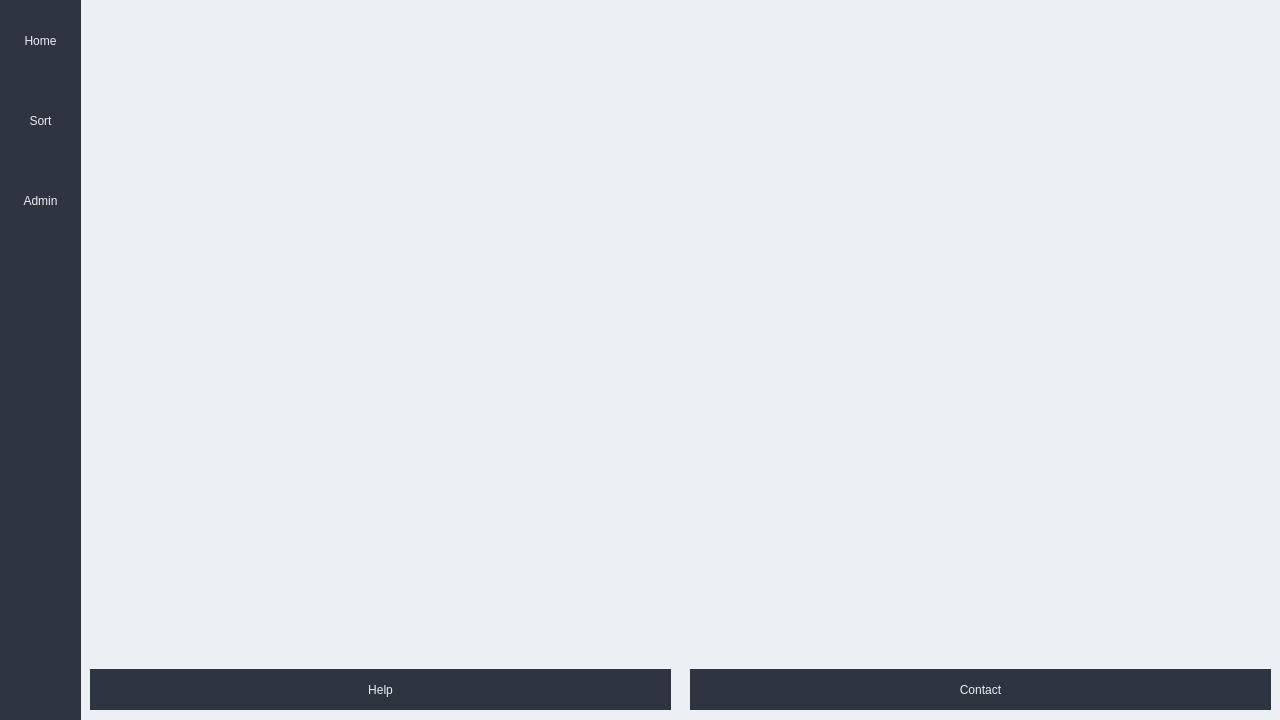
The window that mainwindow.ui (josharaedwards/CS1C-Project-1) describes before a commit, drawn with Qt 5.
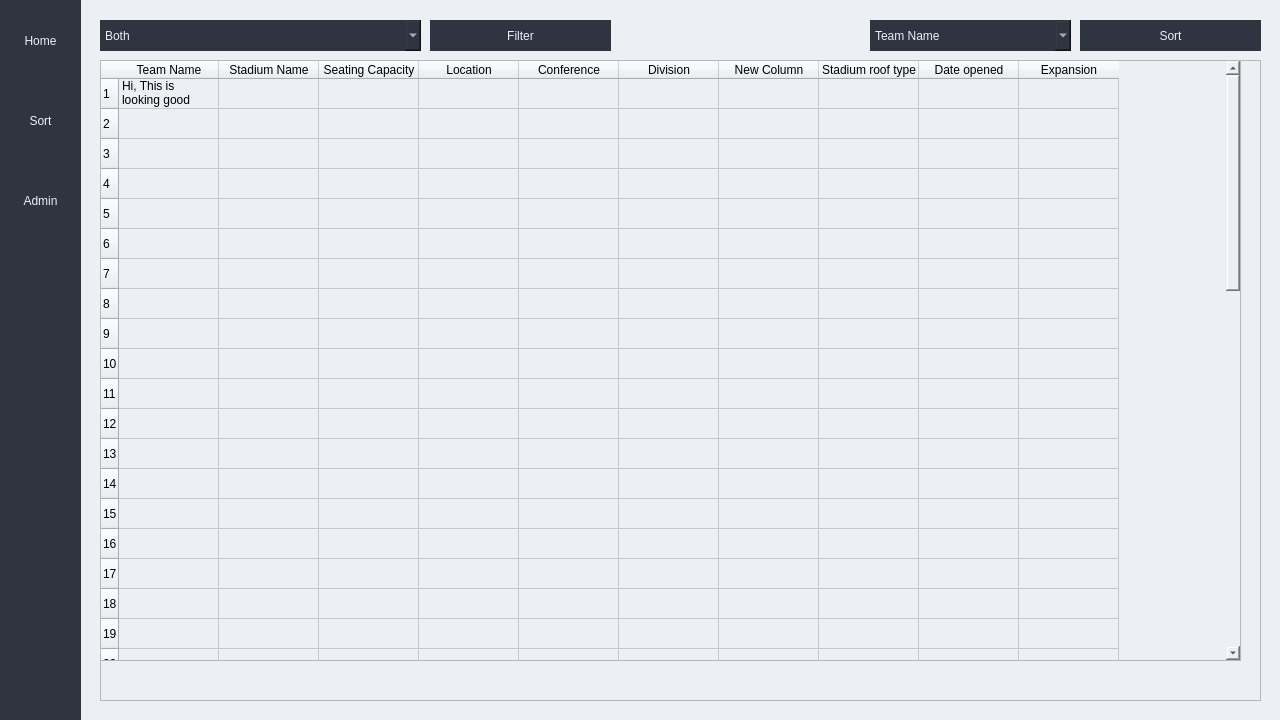
The same window after the commit.

The edit to the form file:
```diff
--- a/mainwindow.ui
+++ b/mainwindow.ui
@@ -204,72 +204,6 @@
     <property name="styleSheet">
      <string notr="true">background-color: rgb(236, 239, 244);</string>
     </property>
-    <widget class="QWidget" name="homeContent" native="true">
-     <property name="geometry">
-      <rect>
-       <x>0</x>
-       <y>-1</y>
-       <width>1181</width>
-       <height>701</height>
-      </rect>
-     </property>
-     <widget class="QPushButton" name="infoBtn">
-      <property name="geometry">
-       <rect>
-        <x>0</x>
-        <y>660</y>
-        <width>581</width>
-        <height>41</height>
-       </rect>
-      </property>
-      <property name="styleSheet">
-       <string notr="true">QPushButton {
-	border:none;
-	font: 75 12pt &quot;Consolas&quot;;
-	background-color: rgb(46, 52, 64);
-	color: rgb(236, 239, 244);
-}
-
-QPushButton:hover {
-	border:none;
-	font: 75 12pt &quot;Consolas&quot;;
-	background-color: rgb(216, 222, 233);
-	color: rgb(46, 52, 64);
-}</string>
-      </property>
-      <property name="text">
-       <string>Help</string>
-      </property>
-     </widget>
-     <widget class="QPushButton" name="contactBtn">
-      <property name="geometry">
-       <rect>
-        <x>600</x>
-        <y>660</y>
-        <width>581</width>
-        <height>41</height>
-       </rect>
-      </property>
-      <property name="styleSheet">
-       <string notr="true">QPushButton {
-	border:none;
-	font: 75 12pt &quot;Consolas&quot;;
-	background-color: rgb(46, 52, 64);
-	color: rgb(236, 239, 244);
-}
-
-QPushButton:hover {
-	border:none;
-	font: 75 12pt &quot;Consolas&quot;;
-	background-color: rgb(216, 222, 233);
-	color: rgb(46, 52, 64);
-}</string>
-      </property>
-      <property name="text">
-       <string>Contact</string>
-      </property>
-     </widget>
-    </widget>
     <widget class="QWidget" name="sortContent" native="true">
      <property name="geometry">
       <rect>
@@ -416,6 +350,321 @@
        <string>Filter</string>
       </property>
      </widget>
+     <widget class="QTableWidget" name="tableWidget_2">
+      <property name="geometry">
+       <rect>
+        <x>10</x>
+        <y>50</y>
+        <width>1141</width>
+        <height>601</height>
+       </rect>
+      </property>
+      <row>
+       <property name="text">
+        <string>1</string>
+       </property>
+      </row>
+      <row>
+       <property name="text">
+        <string>2</string>
+       </property>
+      </row>
+      <row>
+       <property name="text">
+        <string>3</string>
+       </property>
+      </row>
+      <row>
+       <property name="text">
+        <string>4</string>
+       </property>
+      </row>
+      <row>
+       <property name="text">
+        <string>5</string>
+       </property>
+      </row>
+      <row>
+       <property name="text">
+        <string>6</string>
+       </property>
+      </row>
+      <row>
+       <property name="text">
+        <string>7</string>
+       </property>
+      </row>
+      <row>
+       <property name="text">
+        <string>8</string>
+       </property>
+      </row>
+      <row>
+       <property name="text">
+        <string>9</string>
+       </property>
+      </row>
+      <row>
+       <property name="text">
+        <string>10</string>
+       </property>
+      </row>
+      <row>
+       <property name="text">
+        <string>11</string>
+       </property>
+      </row>
+      <row>
+       <property name="text">
+        <string>12</string>
+       </property>
+      </row>
+      <row>
+       <property name="text">
+        <string>13</string>
+       </property>
+      </row>
+      <row>
+       <property name="text">
+        <string>14</string>
+       </property>
+      </row>
+      <row>
+       <property name="text">
+        <string>15</string>
+       </property>
+      </row>
+      <row>
+       <property name="text">
+        <string>16</string>
+       </property>
+      </row>
+      <row>
+       <property name="text">
+        <string>17</string>
+       </property>
+      </row>
+      <row>
+       <property name="text">
+        <string>18</string>
+       </property>
+      </row>
+      <row>
+       <property name="text">
+        <string>19</string>
+       </property>
+      </row>
+      <row>
+       <property name="text">
+        <string>20</string>
+       </property>
+      </row>
+      <row>
+       <property name="text">
+        <string>21</string>
+       </property>
+      </row>
+      <row>
+       <property name="text">
+        <string>22</string>
+       </property>
+      </row>
+      <row>
+       <property name="text">
+        <string>23</string>
+       </property>
+      </row>
+      <row>
+       <property name="text">
+        <string>24</string>
+       </property>
+      </row>
+      <row>
+       <property name="text">
+        <string>25</string>
+       </property>
+      </row>
+      <row>
+       <property name="text">
+        <string>26</string>
+       </property>
+      </row>
+      <row>
+       <property name="text">
+        <string>27</string>
+       </property>
+      </row>
+      <row>
+       <property name="text">
+        <string>28</string>
+       </property>
+      </row>
+      <row>
+       <property name="text">
+        <string>29</string>
+       </property>
+      </row>
+      <row>
+       <property name="text">
+        <string>30</string>
+       </property>
+      </row>
+      <row>
+       <property name="text">
+        <string>31</string>
+       </property>
+      </row>
+      <row>
+       <property name="text">
+        <string>32</string>
+       </property>
+      </row>
+      <row>
+       <property name="text">
+        <string>33</string>
+       </property>
+      </row>
+      <row>
+       <property name="text">
+        <string>34</string>
+       </property>
+      </row>
+      <row>
+       <property name="text">
+        <string>35</string>
+       </property>
+      </row>
+      <row>
+       <property name="text">
+        <string>36</string>
+       </property>
+      </row>
+      <row>
+       <property name="text">
+        <string>37</string>
+       </property>
+      </row>
+      <row>
+       <property name="text">
+        <string>38</string>
+       </property>
+      </row>
+      <row>
+       <property name="text">
+        <string>39</string>
+       </property>
+      </row>
+      <row>
+       <property name="text">
+        <string>40</string>
+       </property>
+      </row>
+      <row>
+       <property name="text">
+        <string>41</string>
+       </property>
+      </row>
+      <row>
+       <property name="text">
+        <string>42</string>
+       </property>
+      </row>
+      <row>
+       <property name="text">
+        <string>43</string>
+       </property>
+      </row>
+      <row>
+       <property name="text">
+        <string>44</string>
+       </property>
+      </row>
+      <row>
+       <property name="text">
+        <string>45</string>
+       </property>
+      </row>
+      <row>
+       <property name="text">
+        <string>46</string>
+       </property>
+      </row>
+      <row>
+       <property name="text">
+        <string>47</string>
+       </property>
+      </row>
+      <row>
+       <property name="text">
+        <string>48</string>
+       </property>
+      </row>
+      <row>
+       <property name="text">
+        <string>49</string>
+       </property>
+      </row>
+      <row>
+       <property name="text">
+        <string>50</string>
+       </property>
+      </row>
+      <column>
+       <property name="text">
+        <string>Team Name</string>
+       </property>
+      </column>
+      <column>
+       <property name="text">
+        <string>Stadium Name</string>
+       </property>
+      </column>
+      <column>
+       <property name="text">
+        <string>Seating Capacity</string>
+       </property>
+      </column>
+      <column>
+       <property name="text">
+        <string>Location</string>
+       </property>
+      </column>
+      <column>
+       <property name="text">
+        <string>Conference</string>
+       </property>
+      </column>
+      <column>
+       <property name="text">
+        <string>Division</string>
+       </property>
+      </column>
+      <column>
+       <property name="text">
+        <string>New Column</string>
+       </property>
+      </column>
+      <column>
+       <property name="text">
+        <string>Stadium roof type</string>
+       </property>
+      </column>
+      <column>
+       <property name="text">
+        <string>Date opened</string>
+       </property>
+      </column>
+      <column>
+       <property name="text">
+        <string>Expansion</string>
+       </property>
+      </column>
+      <item row="0" column="0">
+       <property name="text">
+        <string>Hi, This is looking good</string>
+       </property>
+      </item>
+     </widget>
     </widget>
     <widget class="QWidget" name="adminContent" native="true">
      <property name="geometry">
```
Left out of the diff: 33 changed lines with no effect on the pictures.
